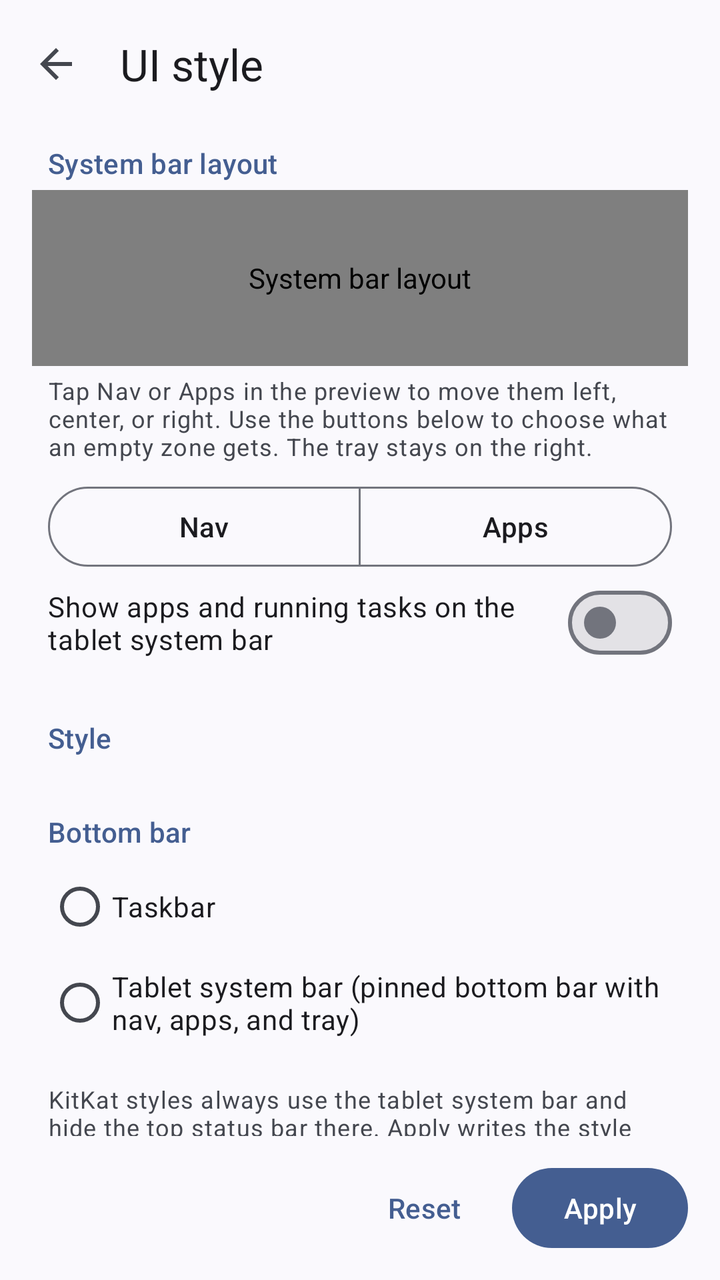
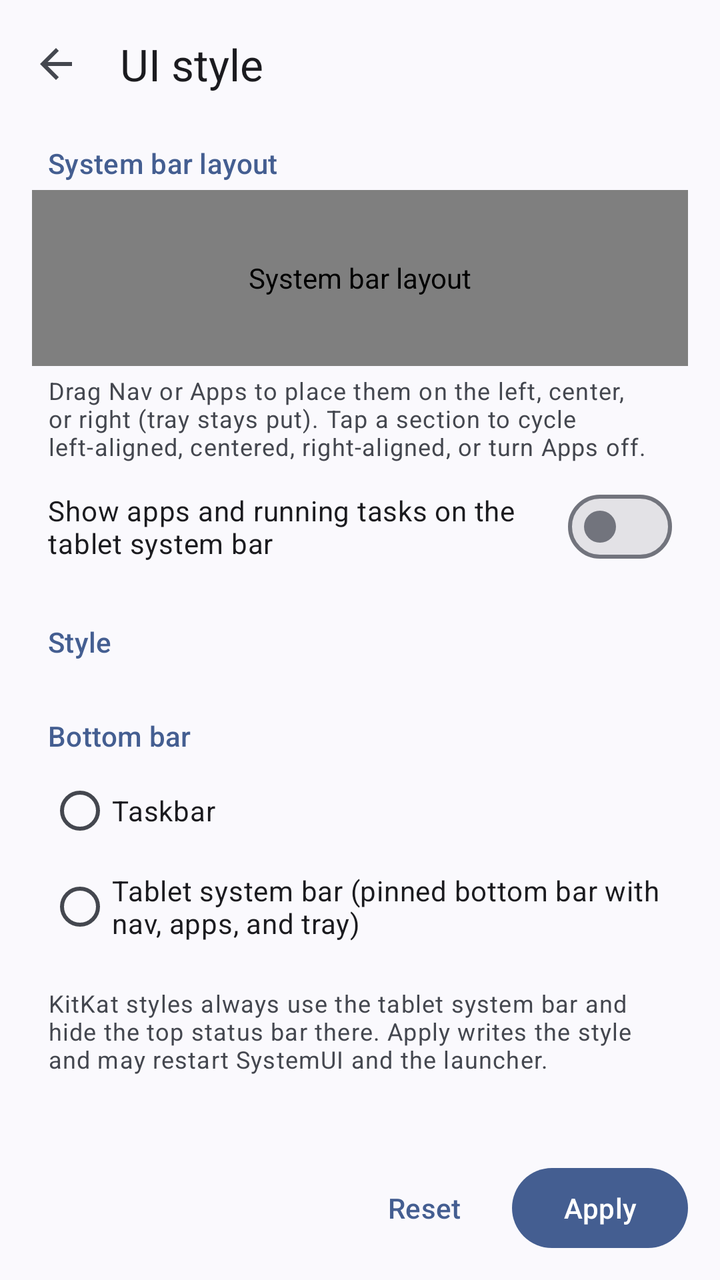

Before-and-after screenshots of an Android layout around one commit, followed by the original layout XML and the change that was made.
<!-- AndroidManifest.xml: application theme Theme.RetroStyle -->
<!-- res/layout/activity_style.xml -->
<?xml version="1.0" encoding="utf-8"?>
<LinearLayout xmlns:android="http://schemas.android.com/apk/res/android"
    xmlns:app="http://schemas.android.com/apk/res-auto"
    android:layout_width="match_parent"
    android:layout_height="match_parent"
    android:fitsSystemWindows="true"
    android:orientation="vertical">

    <com.google.android.material.appbar.MaterialToolbar
        android:id="@+id/toolbar"
        android:layout_width="match_parent"
        android:layout_height="?attr/actionBarSize"
        app:navigationContentDescription="@string/navigate_up"
        app:navigationIcon="@drawable/ic_arrow_back"
        app:title="@string/app_name" />

    <TextView
        style="@style/RetroStyle.Section"
        android:layout_marginHorizontal="24dp"
        android:layout_marginTop="8dp"
        android:text="@string/section_preview" />

    <org.retro.style.SystemBarPreviewView
        android:id="@+id/system_bar_preview"
        android:layout_width="match_parent"
        android:layout_height="88dp"
        android:layout_marginHorizontal="16dp"
        android:contentDescription="@string/section_preview" />

    <TextView
        android:layout_width="match_parent"
        android:layout_height="wrap_content"
        android:layout_marginHorizontal="24dp"
        android:layout_marginTop="4dp"
        android:text="@string/preview_hint"
        android:textAppearance="?attr/textAppearanceBodySmall" />

    <LinearLayout
        android:id="@+id/preview_tools"
        android:layout_width="match_parent"
        android:layout_height="wrap_content"
        android:layout_marginHorizontal="24dp"
        android:layout_marginTop="8dp"
        android:gravity="center_vertical"
        android:orientation="horizontal">

        <com.google.android.material.button.MaterialButtonToggleGroup
            android:id="@+id/tool_group"
            android:layout_width="0dp"
            android:layout_height="wrap_content"
            android:layout_weight="1"
            app:selectionRequired="true"
            app:singleSelection="true">

            <com.google.android.material.button.MaterialButton
                android:id="@+id/tool_nav"
                style="@style/Widget.Material3.Button.OutlinedButton"
                android:layout_width="0dp"
                android:layout_height="wrap_content"
                android:layout_weight="1"
                android:text="@string/tool_nav" />

            <com.google.android.material.button.MaterialButton
                android:id="@+id/tool_apps"
                style="@style/Widget.Material3.Button.OutlinedButton"
                android:layout_width="0dp"
                android:layout_height="wrap_content"
                android:layout_weight="1"
                android:text="@string/tool_apps" />
        </com.google.android.material.button.MaterialButtonToggleGroup>
    </LinearLayout>

    <com.google.android.material.materialswitch.MaterialSwitch
        android:id="@+id/bar_apps"
        android:layout_width="match_parent"
        android:layout_height="wrap_content"
        android:layout_marginHorizontal="24dp"
        android:minHeight="48dp"
        android:text="@string/bar_apps" />

    <androidx.core.widget.NestedScrollView
        android:layout_width="match_parent"
        android:layout_height="0dp"
        android:layout_weight="1">

        <LinearLayout
            android:layout_width="match_parent"
            android:layout_height="wrap_content"
            android:orientation="vertical"
            android:paddingHorizontal="24dp"
            android:paddingBottom="24dp">

            <TextView
                style="@style/RetroStyle.Section"
                android:text="@string/section_style" />

            <RadioGroup
                android:id="@+id/style_group"
                android:layout_width="match_parent"
                android:layout_height="wrap_content" />

            <TextView
                style="@style/RetroStyle.Section"
                android:text="@string/section_layout" />

            <RadioGroup
                android:id="@+id/layout_group"
                android:layout_width="match_parent"
                android:layout_height="wrap_content">

                <com.google.android.material.radiobutton.MaterialRadioButton
                    android:id="@+id/layout_stock"
                    style="@style/RetroStyle.Choice"
                    android:text="@string/layout_stock" />

                <com.google.android.material.radiobutton.MaterialRadioButton
                    android:id="@+id/layout_system_bar"
                    style="@style/RetroStyle.Choice"
                    android:text="@string/layout_system_bar" />
            </RadioGroup>

            <TextView
                android:layout_width="match_parent"
                android:layout_height="wrap_content"
                android:layout_marginTop="16dp"
                android:text="@string/footer"
                android:textAppearance="?attr/textAppearanceBodySmall" />
        </LinearLayout>
    </androidx.core.widget.NestedScrollView>

    <LinearLayout
        android:layout_width="match_parent"
        android:layout_height="wrap_content"
        android:gravity="end"
        android:orientation="horizontal"
        android:paddingHorizontal="16dp"
        android:paddingVertical="12dp">

        <com.google.android.material.button.MaterialButton
            android:id="@+id/reset"
            style="@style/Widget.Material3.Button.TextButton"
            android:layout_width="wrap_content"
            android:layout_height="wrap_content"
            android:text="@string/reset" />

        <com.google.android.material.button.MaterialButton
            android:id="@+id/apply"
            android:layout_width="wrap_content"
            android:layout_height="wrap_content"
            android:text="@string/apply" />
    </LinearLayout>
</LinearLayout>
<!-- resources referenced by this layout -->
<resources>
  <!-- drawable ic_arrow_back (drawable) -->
  <?xml version="1.0" encoding="utf-8"?>
  <vector xmlns:android="http://schemas.android.com/apk/res/android"
      android:width="24dp"
      android:height="24dp"
      android:autoMirrored="true"
      android:tint="?attr/colorControlNormal"
      android:viewportWidth="24"
      android:viewportHeight="24">
      <path
          android:fillColor="#FFFFFFFF"
          android:pathData="M20,11H7.83l5.59,-5.59L12,4l-8,8 8,8 1.41,-1.41L7.83,13H20v-2z" />
  </vector>
  <string name="app_name">UI style</string>
  <string name="apply">Apply</string>
  <string name="bar_apps">Show apps and running tasks on the tablet system bar</string>
  <string name="footer">KitKat styles always use the tablet system bar and hide the top status bar there. Apply writes the style and may restart SystemUI and the launcher.</string>
  <string name="layout_stock">Taskbar</string>
  <string name="layout_system_bar">Tablet system bar (pinned bottom bar with nav, apps, and tray)</string>
  <string name="navigate_up">Navigate up</string>
  <string name="preview_hint">Tap Nav or Apps in the preview to move them left, center, or right. Use the buttons below to choose what an empty zone gets. The tray stays on the right.</string>
  <string name="reset">Reset</string>
  <string name="section_layout">Bottom bar</string>
  <string name="section_preview">System bar layout</string>
  <string name="section_style">Style</string>
  <string name="tool_apps">Apps</string>
  <string name="tool_nav">Nav</string>
  <style name="RetroStyle.Choice" parent="">
          <item name="android:layout_width">match_parent</item>
          <item name="android:layout_height">wrap_content</item>
          <item name="android:minHeight">48dp</item>
      </style>
  <style name="RetroStyle.Section" parent="">
          <item name="android:layout_width">match_parent</item>
          <item name="android:layout_height">wrap_content</item>
          <item name="android:layout_marginTop">24dp</item>
          <item name="android:layout_marginBottom">4dp</item>
          <item name="android:textAppearance">?attr/textAppearanceTitleSmall</item>
          <item name="android:textColor">?attr/colorPrimary</item>
      </style>
  <style name="Theme.RetroStyle" parent="Theme.Material3.DynamicColors.DayNight.NoActionBar" />
</resources>

<!-- the commit's change to res/layout/activity_style.xml (unified diff, before → after) -->
@@ -35,46 +35,12 @@
         android:text="@string/preview_hint"
         android:textAppearance="?attr/textAppearanceBodySmall" />
 
-    <LinearLayout
-        android:id="@+id/preview_tools"
-        android:layout_width="match_parent"
-        android:layout_height="wrap_content"
-        android:layout_marginHorizontal="24dp"
-        android:layout_marginTop="8dp"
-        android:gravity="center_vertical"
-        android:orientation="horizontal">
-
-        <com.google.android.material.button.MaterialButtonToggleGroup
-            android:id="@+id/tool_group"
-            android:layout_width="0dp"
-            android:layout_height="wrap_content"
-            android:layout_weight="1"
-            app:selectionRequired="true"
-            app:singleSelection="true">
-
-            <com.google.android.material.button.MaterialButton
-                android:id="@+id/tool_nav"
-                style="@style/Widget.Material3.Button.OutlinedButton"
-                android:layout_width="0dp"
-                android:layout_height="wrap_content"
-                android:layout_weight="1"
-                android:text="@string/tool_nav" />
-
-            <com.google.android.material.button.MaterialButton
-                android:id="@+id/tool_apps"
-                style="@style/Widget.Material3.Button.OutlinedButton"
-                android:layout_width="0dp"
-                android:layout_height="wrap_content"
-                android:layout_weight="1"
-                android:text="@string/tool_apps" />
-        </com.google.android.material.button.MaterialButtonToggleGroup>
-    </LinearLayout>
-
     <com.google.android.material.materialswitch.MaterialSwitch
         android:id="@+id/bar_apps"
         android:layout_width="match_parent"
         android:layout_height="wrap_content"
         android:layout_marginHorizontal="24dp"
+        android:layout_marginTop="8dp"
         android:minHeight="48dp"
         android:text="@string/bar_apps" />
 
<!-- resource entries referenced after the edit -->
@@ -20,13 +20,11 @@
   <string name="layout_stock">Taskbar</string>
   <string name="layout_system_bar">Tablet system bar (pinned bottom bar with nav, apps, and tray)</string>
   <string name="navigate_up">Navigate up</string>
-  <string name="preview_hint">Tap Nav or Apps in the preview to move them left, center, or right. Use the buttons below to choose what an empty zone gets. The tray stays on the right.</string>
+  <string name="preview_hint">Drag Nav or Apps to place them on the left, center, or right (tray stays put). Tap a section to cycle left-aligned, centered, right-aligned, or turn Apps off.</string>
   <string name="reset">Reset</string>
   <string name="section_layout">Bottom bar</string>
   <string name="section_preview">System bar layout</string>
   <string name="section_style">Style</string>
-  <string name="tool_apps">Apps</string>
-  <string name="tool_nav">Nav</string>
   <style name="RetroStyle.Choice" parent="">
           <item name="android:layout_width">match_parent</item>
           <item name="android:layout_height">wrap_content</item>
